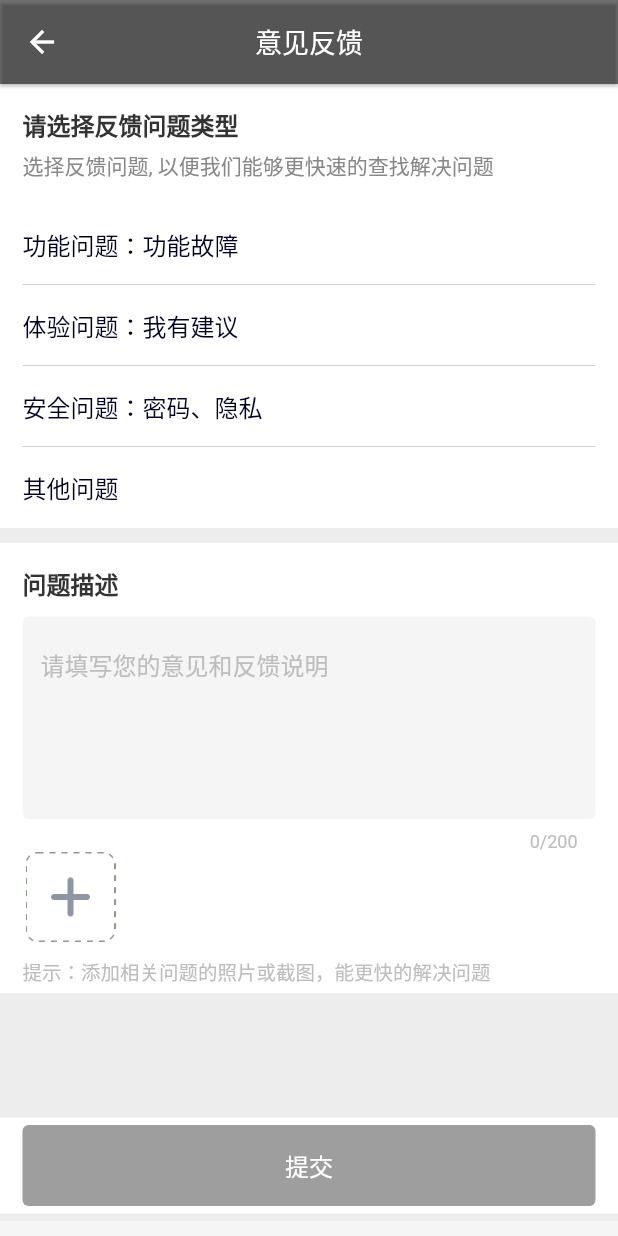
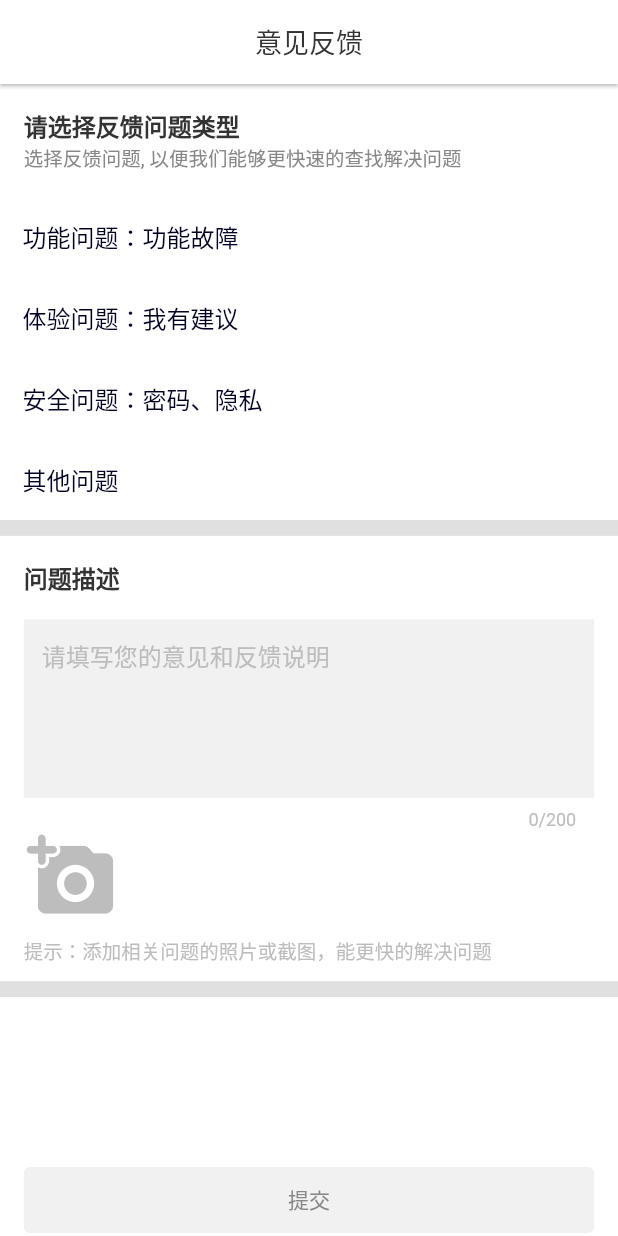
Before and after one commit to oooooocean/puppy-frontend, a Flutter app: the FeedbackPage screen opened by its route, on a phone screen of 412 x 824 dp. Run offline on Flutter 3.47's test engine with Material 2 defaults, Android fonts, the phone set to English and light mode, and no system bars; drawn by our look-alikes of keyboard_actions, pull_to_refresh; our stand-ins replace cached_network_image, date_format, flutter_datetime_picker, flutter_easyloading, get, shared_preferences and 1 more; missing offline and left inert: more, qiniu_flutter_sdk, wechat_assets_picker; accounts and stored records are empty.

Commit message:
fix | 修复若干已知问题

```diff
--- a/lib/components/mixins/theme_mixin.dart
+++ b/lib/components/mixins/theme_mixin.dart
@@ -10,10 +10,12 @@ const kPrimaryTextColor = Color(0xff333333);
 const kSecondaryTextColor = Color(0xff878787);
 final kGreyColor = Colors.grey[400]!;
 const kBorderColor = Colors.black12;
+const kDividerColor = Colors.black12;
 const kShapeColor = Color(0xfff1f1f1);
 const kOrangeColor = Colors.orange;
 const kBlueColor = Color(0xff426ab3);
 
+const double kAccentFont = 16;
 const double kDefaultFont = 15; // 普通文字
 const double kSmallFont = 13;
 const double kButtonFont = 16;
--- a/lib/net/net_mixin.dart
+++ b/lib/net/net_mixin.dart
@@ -61,6 +61,7 @@ mixin NetMixin {
   /// 上传图片
   /// 默认会对图片按照当前屏幕进行压缩
   Future<List<String>> uploadImages(List<AssetEntity> files, {bool originSize = false}) async {
+    if (files.isEmpty) return [];
     final filesFutures = files
         .map(
           (entity) => originSize
--- a/lib/pages/user/feedback/feedback_controller.dart
+++ b/lib/pages/user/feedback/feedback_controller.dart
@@ -1,4 +1,3 @@
-
 import 'package:flutter/material.dart';
 import 'package:flutter_easyloading/flutter_easyloading.dart';
 import 'package:frontend/components/extension/date_extension.dart';
@@ -8,120 +7,87 @@ import 'package:shared_preferences/shared_preferences.dart';
 import 'package:wechat_assets_picker/wechat_assets_picker.dart';
 
 class FeedbackController extends GetxController with NetMixin {
-
   final feedbackCtl = TextEditingController();
 
-  /// 选择的理由
-  var selectIndex = -1.obs;
+  var selectCategory = ''.obs;
 
-  /// 是否可以发送
   var feedbackEnable = false.obs;
 
-  /// 是否限制，默认一天只能发送一次
   var isLimit = false.obs;
 
-  /// 选择的问题类型
-  List<String> itmeDescs = ['功能问题：功能故障','体验问题：我有建议','安全问题：密码、隐私','其他问题'];
+  List<String> reasonCategories = ['功能问题：功能故障', '体验问题：我有建议', '安全问题：密码、隐私', '其他问题'];
 
   List<AssetEntity> covers = [];
 
-  ///最大图片数量
   var maxAssets = 2;
 
   @override
-  onReady(){
+  onReady() {
+    isSubmited()
+        .then((value) => {
+              if (value == true) {EasyLoading.showToast("今天您已经提过建议啦，请明天再提")}
+            })
+        .then((value) => {isLimit.value = true});
 
-    isSubmited().then((value) => {
-      if(value == true) {
-        EasyLoading.showToast("今天您已经提过建议啦，请明天再提")
-      }
-    }).then((value) => {
-      isLimit.value = true
-    });
+    super.onReady();
   }
 
-  bool get shouldNext => feedbackCtl.text.isNotEmpty && selectIndex > -1 && !isLimit.value;
+  bool get shouldNext => feedbackCtl.text.isNotEmpty && selectCategory.value.isNotEmpty && !isLimit.value;
+
   void choseCover() async {
     final config = AssetPickerConfig(
-        selectedAssets: covers.length == maxAssets ? covers : null, maxAssets: maxAssets-covers.length, requestType: RequestType.image);
+        selectedAssets: covers.length == maxAssets ? covers : null,
+        maxAssets: maxAssets - covers.length,
+        requestType: RequestType.image);
     final results = await AssetPicker.pickAssets(Get.context!, pickerConfig: config);
     if (results == null || results.isEmpty) return;
     covers.isEmpty && results.length == maxAssets ? covers = results : covers.add(results.first);
     update(['cover']);
   }
 
-  void selectCell (int index) {
-    selectIndex = index;
-    update(['listView','next']);
+  void selectCell(String selected) {
+    selectCategory.value = selected;
+    update(['listView', 'next']);
   }
 
   /// 意见反馈请求
   feedback() {
     isSubmited().then((value) => {
-      if(value == true) {
-        EasyLoading.showToast("今天您已经提过建议啦，请明天再提")
-      }else {
-        requestMethod()
-      }
-    });
-
+          if (value == true) {EasyLoading.showToast("今天您已经提过建议啦，请明天再提")} else {requestMethod()}
+        });
   }
 
-  void requestMethod () {
-    Future<Map<String, dynamic>>? params;
-
-    if (covers.isNotEmpty){
-      params = uploadImages(covers)
-          .then((value) =>  dealWithImageData(value))
-          .then((images) => {
-        'title':itmeDescs[selectIndex],
-        'description':feedbackCtl.text,
-        'medias':images
-
-      });
-    }else {
-
-      params = Future(() => {
-        'title': itmeDescs[selectIndex],
-        'description': feedbackCtl.text,
-        'medias': []
-      });
-
-    }
-    Future?  api = params.then((value) => post('feedback/', value, (data) => null));
+  void requestMethod() {
+    Future? api = uploadImages(covers).then((images) => post(
+        'feedback/',
+        {
+          'title': selectCategory.value,
+          'description': feedbackCtl.text,
+          'medias': images.map((e) => {'type': 0, 'key': e}).toList()
+        },
+        (data) => null));
 
     request(
         api: api,
-        success: (data) {
+        success: (_) {
           saveDate();
           EasyLoading.showToast('已提交成功，感谢您的建议');
           Get.back();
         });
   }
-  /// 处理下拼接图片信息
-  Future<List> dealWithImageData(List<String> results) async {
-    List medias =[];
-    if(results.isNotEmpty) {
-      for (var element in results) {
-        Map map =  {'type':0,'key':element };
-        medias.add(map);
-      }
-    }
-    return medias;
-  }
+
 /*存储*/
   Future<void> saveDate() async {
     var prefs = await SharedPreferences.getInstance();
     var currentDate = DateTime.now().yyyymmdd;
     prefs.setString("feedbackTime", currentDate);
   }
+
   /*判断是否已经提价过今天*/
   Future<bool> isSubmited() async {
     var prefs = await SharedPreferences.getInstance();
     var result = prefs.getString("feedbackTime");
     var currentDate = DateTime.now().yyyymmdd;
-    return result == currentDate ? true : false ;
+    return result == currentDate ? true : false;
   }
-
-
 }
--- a/lib/pages/user/feedback/feedback_page.dart
+++ b/lib/pages/user/feedback/feedback_page.dart
@@ -1,6 +1,7 @@
 import 'dart:core';
 
 import 'package:flutter/material.dart';
+import 'package:frontend/components/comps/comps.dart';
 import 'package:frontend/components/mixins/keyboard_allocator.dart';
 import 'package:frontend/components/mixins/load_image_mixin.dart';
 import 'package:frontend/components/mixins/theme_mixin.dart';
@@ -8,204 +9,142 @@ import 'package:frontend/pages/user/feedback/feedback_controller.dart';
 import 'package:get/get.dart';
 import 'package:keyboard_actions/keyboard_actions.dart';
 import 'package:wechat_assets_picker/wechat_assets_picker.dart';
+import 'package:frontend/components/extension/int_extension.dart';
 
+class FeedbackPage extends GetView<FeedbackController> with KeyboardAllocator, ThemeMixin, LoadImageMixin {
+  final descriptionNode = FocusNode();
 
-class FeedbackPage extends GetView<FeedbackController> with KeyboardAllocator ,ThemeMixin,LoadImageMixin {
-  final descriptionNode = FocusNode();
-  @override
-  final controller = Get.put(FeedbackController());
-  Color bgColor = const Color(0x30cccccc);
   FeedbackPage({Key? key}) : super(key: key);
 
   @override
   Widget build(BuildContext context) => Scaffold(
-    appBar: AppBar(title:const Text('意见反馈',style: TextStyle(color: Colors.white),),backgroundColor: Colors.black54,),
+        appBar: AppBar(title: const Text('意见反馈')),
         body: SafeArea(
             child: KeyboardActions(
-          config: doneKeyboardConfig( [descriptionNode]),
-          child: SizedBox (
-            height: Get.height - Get.statusBarHeight - kToolbarHeight,
-            child:  Container(
-                color: bgColor,
-                child: Stack (
+          disableScroll: true,
+          config: doneKeyboardConfig([descriptionNode]),
+          child: Column(
             children: [
-                    Container(
-                      color:bgColor,
-                      margin: const EdgeInsets.only(bottom: 10),
-                      child:  ListView (
+              Expanded(
+                child: ListView(
                   children: [
                     _headerItem,
-                          _listItem,
-                          const SizedBox(height: 10,),
-                          _feedbackTextView,
-                          _imageAddItme,
-                          const SizedBox(height: 10,),
+                    ..._listItem,
+                    _divider,
+                    _feedContentItem,
+                    _divider,
                   ],
                 ),
               ),
-                    Positioned(bottom:15,child: _nextItem,)
-
-                  ],
-                )
-            ),
-          ),
-        )
-    ),
-
-  );
-  /*头部提示*/
-  Widget get _headerItem => Container(
-
-    color: Colors.white,
-    width: Get.width,
-    padding: const EdgeInsets.fromLTRB(15, 15, 15, 15),
-
-    child:  Column(
-      crossAxisAlignment: CrossAxisAlignment.start,
-      children:  [
-        const Text('请选择反馈问题类型',style: TextStyle(fontSize:16 ,fontWeight: FontWeight.bold,),),
-        const SizedBox(height: 5,),
-        Text('选择反馈问题, 以便我们能够更快速的查找解决问题',style: TextStyle(fontSize: 14,color: kSecondaryTextColor)),
-
+              _nextItem
             ],
           ),
+        )),
       );
 
-  /*原因列表*/
-  Widget get _listItem => ListView.separated(
-    shrinkWrap: true,
-    physics: const NeverScrollableScrollPhysics(),
-    itemBuilder: (BuildContext context, int index) => GetBuilder<FeedbackController> (
+  Widget get _divider => Divider(color: kDividerColor, height: 10.toPadding, thickness: 10.toPadding);
+
+  /// 头部提示
+  Widget get _headerItem => Padding(
+      padding: EdgeInsets.all(15.toPadding),
+      child: const Text.rich(
+          TextSpan(text: '请选择反馈问题类型', style: TextStyle(fontSize: kAccentFont, fontWeight: FontWeight.bold), children: [
+        TextSpan(
+            text: '\n选择反馈问题, 以便我们能够更快速的查找解决问题',
+            style: TextStyle(fontSize: kSmallFont, color: kSecondaryTextColor, fontWeight: FontWeight.normal))
+      ])));
+
+  /// 原因列表
+  List<Widget> get _listItem => controller.reasonCategories.map((e) {
+        return _feedbackCategoryItemBuilder(e, controller.selectCategory.value == e, () => controller.selectCell(e));
+      }).toList();
+
+  Widget _feedbackCategoryItemBuilder(String title, bool hasDivider, VoidCallback onTap) {
+    final cell = GetBuilder<FeedbackController>(
       id: 'listView',
-      builder: (_) => FeedbackCell(title: controller.itmeDescs[index],
-        opTap: ()=> controller.selectCell(index),
-        isSelect: controller.selectIndex == index ? true : false,
+      builder: (_) {
+        return FeedbackTile(title: title, opTap: onTap, isSelect: title == controller.selectCategory.value);
+      },
+    );
+    if (!hasDivider) return cell;
+    return Column(mainAxisSize: MainAxisSize.min, children: [cell, const Divider(height: 1)]);
+  }
+
+  /// 反馈内容
+  Widget get _feedContentItem => Padding(
+      padding: EdgeInsets.symmetric(horizontal: 15.toPadding),
+      child: Column(crossAxisAlignment: CrossAxisAlignment.start, children: [
+        Padding(
+          padding: EdgeInsets.symmetric(vertical: 15.toPadding),
+          child: const Text('问题描述', style: TextStyle(fontSize: kAccentFont, fontWeight: FontWeight.bold)),
         ),
-
-    ),
-    itemCount: controller.itmeDescs.length,
-    separatorBuilder: (BuildContext context, int index) {
-      return const Divider(height: 0,indent: 15,endIndent: 15,color:Colors.black38,); },
-
-  );
-  /*问题描述*/
-  Widget get _feedbackTextView => Container(
-    color: Colors.white,
-    padding: const EdgeInsets.fromLTRB(15, 15, 15, 0),
-    child:    Column(
-      crossAxisAlignment: CrossAxisAlignment.stretch,
-      children: [
-        const Text('问题描述',style: TextStyle(fontSize:16 ,fontWeight: FontWeight.bold,),),
-        const SizedBox(height: 10,),
         TextField(
           focusNode: descriptionNode,
           controller: controller.feedbackCtl,
           maxLines: 5,
           maxLength: 200,
-          cursorColor: Colors.black,
           onChanged: (_) => controller.update(['next']),
           decoration: const InputDecoration(
-              hintText: '请填写您的意见和反馈说明',
-              fillColor: Color(0x30cccccc),
-              filled: true,
-              enabledBorder: OutlineInputBorder(borderSide: BorderSide(color: Color(0x00000000), width: 1)),
-              focusedBorder: OutlineInputBorder(
-                  borderSide: BorderSide(color: Color(0x00000000),
-                  ))
+              fillColor: kShapeColor, filled: true, hintText: '请填写您的意见和反馈说明', enabledBorder: InputBorder.none),
         ),
-        ),
-      ],
+        _imageAddItem,
+        Padding(
+          padding: EdgeInsets.symmetric(vertical: 10.toPadding),
+          child: Text('提示：添加相关问题的照片或截图，能更快的解决问题', style: TextStyle(fontSize: kSmallFont, color: kGreyColor)),
+        )
+      ]));
+
+  /// 选择图片
+  Widget get _imageAddItem => SizedBox(
+        height: 60,
+        child: GetBuilder<FeedbackController>(
+            id: 'cover',
+            builder: (_) {
+              final images = controller.covers.map(_localImage).toList();
+              if (controller.covers.length < controller.maxAssets) images.add(_addBtn);
+              return Row(children: images);
+            }),
+      );
+
+  Widget _localImage(AssetEntity entity) => Padding(
+        padding: EdgeInsets.only(right: 8.toPadding),
+        child: ClipRRect(
+          borderRadius: BorderRadius.circular(5.toPadding),
+          child: AspectRatio(aspectRatio: 1, child: Image(image: AssetEntityImageProvider(entity), fit: BoxFit.cover)),
         ),
       );
 
+  /// 添加图片按钮
+  Widget get _addBtn => ClipRRect(
+        borderRadius: BorderRadius.circular(8),
+        child: TextButton(
+            onPressed: controller.choseCover, child: Icon(Icons.add_a_photo_rounded, size: 60, color: kGreyColor)),
+      );
 
-  Widget get _imageAddItme => GetBuilder<FeedbackController> (
-      id: 'cover',
-      builder: (_) => Container(
-        color: Colors.white,
-        padding: const EdgeInsets.fromLTRB(15, 0, 15, 5),
-
-        child:Column(
-          crossAxisAlignment: CrossAxisAlignment.start,
-
-          children: [
-            SizedBox(
-              height: 60,
-              child: Row(
-                  children: createImagesInfo(controller.covers, controller.maxAssets)
-              ),
-            ),
-            const SizedBox(height: 10,),
-            Text('提示：添加相关问题的照片或截图，能更快的解决问题',style: TextStyle(fontSize: kSmallFont,color: kGreyColor),)
-          ],
-
-        ),
-      )
+  /// 提交按钮
+  Widget get _nextItem => Padding(
+        padding: EdgeInsets.symmetric(horizontal: 15.toPadding),
+        child: GetBuilder<FeedbackController>(
+            id: 'next',
+            builder: (_) => PuppyButton(
+                onPress: controller.shouldNext ? controller.feedback : null,
+                style: PuppyButtonStyle.style1,
+                child: const Text('提交'))),
       );
-/*图片列表*/
-  List<Widget> createImagesInfo(List<AssetEntity> covers,int maxCount) {
-    List<Widget> images = [];
-    for (var element in covers) {
-      images.add(_localImage(element));
-      images.add(const SizedBox(width: 10,));
-    }
-    if(covers.length < maxCount){
-      images.add(_addBtn);
-    }
-    return images;
 }
 
-/*添加的图片*/
-  Widget  _localImage(AssetEntity entity) => ClipRRect(
-    borderRadius: BorderRadius.circular(8),
-    child:  Image(image: AssetEntityImageProvider(entity),height: 60,width: 60,fit: BoxFit.fill,),
-  );
-
-  /*添加图片按钮*/
-  Widget get _addBtn => ClipRRect(
-    borderRadius: BorderRadius.circular(8),
-    child:  TextButton(
-        onPressed: controller.choseCover,
-        child: buildAssetImage('personal_blackAdd',width: 60)) ,
-  );
-
-/*确认按钮*/
-  Widget get _nextItem => SizedBox(
-      height: 64,
-      width: Get.width,
-      child:Container(
-        padding: const EdgeInsets.fromLTRB(15, 5, 15, 5),
-        color: Colors.white,
-        child:  GetBuilder<FeedbackController>(
-          id: 'next',
-          builder: (_){
-            final enable = controller.shouldNext;
-            final color = controller.shouldNext ? kOrangeColor : Colors.grey;
-
-            return ElevatedButton(
-              onPressed: enable ? controller.feedback : null,
-              style: ButtonStyle(backgroundColor: MaterialStateProperty.all(color)),
-              child: Text('提交',style: (TextStyle(color: kBackgroundColor,fontSize: kButtonFont)),),
-
-            );
-          },
-        ),
-      )
-  );
-
-}
-
-class FeedbackCell extends StatefulWidget {
+class FeedbackTile extends StatefulWidget {
   final String title;
   final bool isSelect;
   final VoidCallback? opTap;
-  const FeedbackCell({super.key, required this.title, this.opTap,required this.isSelect});
+
+  const FeedbackTile({super.key, required this.title, this.opTap, required this.isSelect});
 
   @override
-  State<FeedbackCell> createState() => _FeedbackCellState();
+  State<FeedbackTile> createState() => _FeedbackTileState();
 }
 
-class _FeedbackCellState extends State<FeedbackCell> with ThemeMixin {
+class _FeedbackTileState extends State<FeedbackTile> with ThemeMixin {
   @override
   Widget build(BuildContext context) {
     return GestureDetector(
@@ -214,19 +153,22 @@ class _FeedbackCellState extends State<FeedbackCell> with ThemeMixin {
         padding: const EdgeInsets.fromLTRB(15, 0, 15, 0),
         height: 54,
         color: Colors.white,
-        child:  Row(
-            mainAxisAlignment: MainAxisAlignment.spaceBetween,
-            children: [
+        child: Row(mainAxisAlignment: MainAxisAlignment.spaceBetween, children: [
           Container(
             alignment: Alignment.centerLeft,
-                child:  Text(widget.title,
-                  style: TextStyle(color: widget.isSelect ? kOrangeColor : kBlackColor,fontSize: kButtonFont),),
+            child: Text(
+              widget.title,
+              style: TextStyle(color: widget.isSelect ? kOrangeColor : kBlackColor, fontSize: kButtonFont),
             ),
-              widget.isSelect ? Icon(Icons.check_outlined,color: kOrangeColor,) : Container()
+          ),
+          widget.isSelect
+              ? Icon(
+                  Icons.check_outlined,
+                  color: kOrangeColor,
+                )
+              : Container()
         ]),
       ),
-
     );
-
   }
 }
--- a/lib/pages/user/user_pages.dart
+++ b/lib/pages/user/user_pages.dart
@@ -1,3 +1,5 @@
+import 'package:frontend/pages/user/feedback/feedback_controller.dart';
+import 'package:frontend/pages/user/feedback/feedback_page.dart';
 import 'package:frontend/pages/user/info/user_add_controller.dart';
 import 'package:frontend/pages/user/info/user_add_page.dart';
 import 'package:frontend/pages/user/info/user_edit_controller.dart';
@@ -11,11 +13,14 @@ final userRoutes = [
       name: AppRoutes.userInfoAdd,
       page: () => UserAddPage<UserAddController>(),
       binding: BindingsBuilder(() => Get.lazyPut(() => UserAddController()))),
-
   GetPage(
       name: AppRoutes.userInfoEdit,
       page: () => UserAddPage<UserEditController>(),
       binding: BindingsBuilder(() => Get.lazyPut(() => UserEditController()))),
+  GetPage(
+      name: AppRoutes.feedback,
+      page: () => FeedbackPage(),
+      binding: BindingsBuilder(() => Get.lazyPut(() => FeedbackController()))),
 ];
 
 final petRoutes = [
--- a/lib/route/pages.dart
+++ b/lib/route/pages.dart
@@ -24,10 +24,6 @@ final appRoutes = [
         Get.lazyPut(() => ScaffoldController());
         Get.lazyPut(() => PostListController());
       })),
-  GetPage(
-      name: AppRoutes.feedback,
-      page: () => FeedbackPage(),
-      binding: BindingsBuilder(() => Get.lazyPut(() => FeedbackController()))),
   ...user_pages.userRoutes,
   ...user_pages.petRoutes,
 ];
```
Lines whose indentation alone changed are shown as unchanged.
